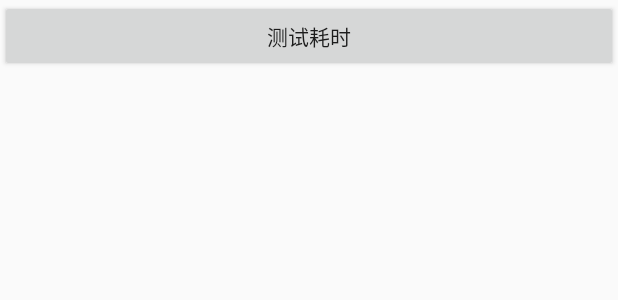
After one commit to CuteyBoy/Demo, an Android app: the layout activity_encrypt_test.xml on its own in the app's theme, with its tools: preview values and no code run, on a phone screen of 412 x 824 dp. The commit adds this screen. Shown: the top 300 px of the screen. Run offline under Robolectric (Android 15) with nearby library versions, the phone set to English and light mode, and no system bars.

Commit message:
添加数据加密工具类以及网络请求等

```diff
--- a/app/build.gradle
+++ b/app/build.gradle
@@ -34,5 +34,9 @@ dependencies {
     implementation rootProject.ext.dependencies["rxandroid"]
     implementation rootProject.ext.dependencies["rxjava"]
     implementation rootProject.ext.dependencies["glide"]
+    implementation rootProject.ext.dependencies["retrofit2"]
+    implementation rootProject.ext.dependencies["retorfit2_adapter_rxjava"]
+    implementation rootProject.ext.dependencies["gson"]
+    implementation rootProject.ext.dependencies["retorfit2_gson"]
     annotationProcessor rootProject.ext.dependencies["glideCompiler"]
 }
--- a/app/src/main/AndroidManifest.xml
+++ b/app/src/main/AndroidManifest.xml
@@ -23,6 +23,8 @@
         </activity>
         <activity android:name=".customview.ViewLocationInfoActivity"/>
         <activity android:name=".mark.MarkTestActivity"/>
+        <activity android:name=".customview.CustomViewGroupActivity"/>
+        <activity android:name=".encrypt.EncryptTestActivity"/>
     </application>
 
 </manifest>
--- a/app/src/main/java/com/lsj/demo/DemoApp.kt
+++ b/app/src/main/java/com/lsj/demo/DemoApp.kt
@@ -1,7 +1,6 @@
 package com.lsj.demo
 
 import android.app.Application
-
 /**
  * @CreateDate: 2019-10-19
  * @Version: 1.0.0
--- a/app/src/main/java/com/lsj/demo/MainActivity.kt
+++ b/app/src/main/java/com/lsj/demo/MainActivity.kt
@@ -13,7 +13,9 @@ import android.widget.TextView
 import android.widget.Toast
 import com.lsj.demo.adapter.CommonAdapter
 import com.lsj.demo.adapter.CommonViewHolder
+import com.lsj.demo.customview.CustomViewGroupActivity
 import com.lsj.demo.customview.ViewLocationInfoActivity
+import com.lsj.demo.encrypt.EncryptTestActivity
 import com.lsj.demo.mark.MarkTestActivity
 import kotlinx.android.synthetic.main.activity_main.*
 
@@ -58,7 +60,9 @@ class MainActivity : AppCompatActivity() {
     private fun getFuncDataSet(): List<JumpBo>? {
         return arrayListOf(
             JumpBo("View位置参数演示", clz = ViewLocationInfoActivity::class.java),
-            JumpBo("商品打标演示", clz = MarkTestActivity::class.java)
+            JumpBo("商品打标演示", clz = MarkTestActivity::class.java),
+            JumpBo("自定义ViewGroup演示", clz = CustomViewGroupActivity::class.java),
+            JumpBo("加解密耗时测试", clz = EncryptTestActivity::class.java)
         )
     }
 }
--- /dev/null
+++ b/app/src/main/res/layout/activity_encrypt_test.xml
@@ -0,0 +1,23 @@
+<?xml version="1.0" encoding="utf-8"?>
+<android.support.constraint.ConstraintLayout
+        xmlns:android="http://schemas.android.com/apk/res/android"
+        android:layout_width="match_parent"
+        android:layout_height="match_parent" xmlns:app="http://schemas.android.com/apk/res-auto">
+    <Button
+            android:id="@+id/clickBtn"
+            android:layout_width="match_parent"
+            android:layout_height="wrap_content"
+            android:text="测试耗时"
+            app:layout_constraintTop_toTopOf="parent"/>
+    <ScrollView
+            android:layout_width="match_parent"
+            android:layout_height="wrap_content"
+            app:layout_constraintTop_toBottomOf="@+id/clickBtn">
+        <TextView
+                android:id="@+id/showText"
+                android:layout_width="match_parent"
+                android:layout_height="wrap_content"
+                android:textSize="18sp"
+                android:textColor="@color/colorPrimary"/>
+    </ScrollView>
+</android.support.constraint.ConstraintLayout>
--- a/build.gradle
+++ b/build.gradle
@@ -27,7 +27,11 @@ allprojects {
                 "rxandroid"    : "io.reactivex:rxandroid:1.1.0",
                 "rxjava"       : "io.reactivex:rxjava:1.1.0",
                 "glide"        : "com.github.bumptech.glide:glide:4.9.0",
-                "glideCompiler": "com.github.bumptech.glide:compiler:4.9.0"
+                "glideCompiler": "com.github.bumptech.glide:compiler:4.9.0",
+                "retrofit2"    : "com.squareup.retrofit2:retrofit:2.3.0",
+                "retorfit2_adapter_rxjava" : "com.squareup.retrofit2:adapter-rxjava:2.3.0",
+                "gson"         : "com.google.code.gson:gson:2.8.0",
+                "retorfit2_gson"             : "com.squareup.retrofit2:converter-gson:2.3.0"
         ]
     }
 }
```
Also changed, not shown: app/src/main/java/com/lsj/demo/customview/CustomViewGroupActivity.kt (added, +17 -0 lines), app/src/main/java/com/lsj/demo/encrypt/EncryptTestActivity.kt (added, +55 -0 lines), app/src/main/java/com/lsj/demo/encrypt/RSAUtils.kt (added, +60 -0 lines), app/src/main/java/com/lsj/demo/encrypt/RetrofitNetUtils.kt (added, +54 -0 lines), app/src/main/java/com/lsj/demo/view/CollapseableLayout.kt (added, +32 -0 lines), app/src/main/res/layout/activity_custom_view_group.xml (added, +7 -0 lines).
